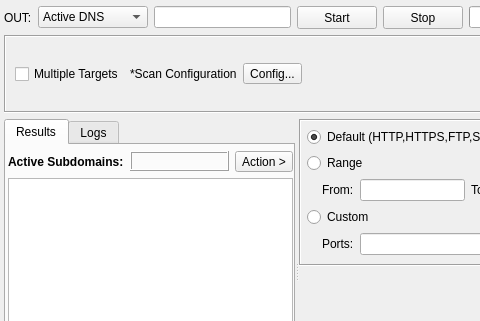
Above: sub3suite/src/engines/active/Active.ui from 3nock/OTE before the change; both pictures show x 0 to 480 and y 0 to 321 of the 610 by 422 pixel window. Below: the same form after it.
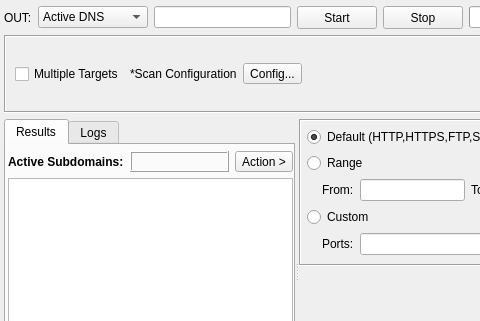
That is the form after the change. Custom widgets are drawn as their Qt base class.

Patch:
```diff
--- a/sub3suite/src/engines/active/Active.ui
+++ b/sub3suite/src/engines/active/Active.ui
@@ -270,7 +270,7 @@
           <item>
            <widget class="QLabel" name="labelResultsCount">
             <property name="sizePolicy">
-             <sizepolicy hsizetype="Preferred" vsizetype="Maximum">
+             <sizepolicy hsizetype="Preferred" vsizetype="Preferred">
               <horstretch>0</horstretch>
               <verstretch>0</verstretch>
              </sizepolicy>
@@ -278,13 +278,13 @@
             <property name="minimumSize">
              <size>
               <width>0</width>
-              <height>20</height>
+              <height>0</height>
              </size>
             </property>
             <property name="maximumSize">
              <size>
               <width>16777215</width>
-              <height>20</height>
+              <height>16777215</height>
              </size>
             </property>
             <property name="font">
```
